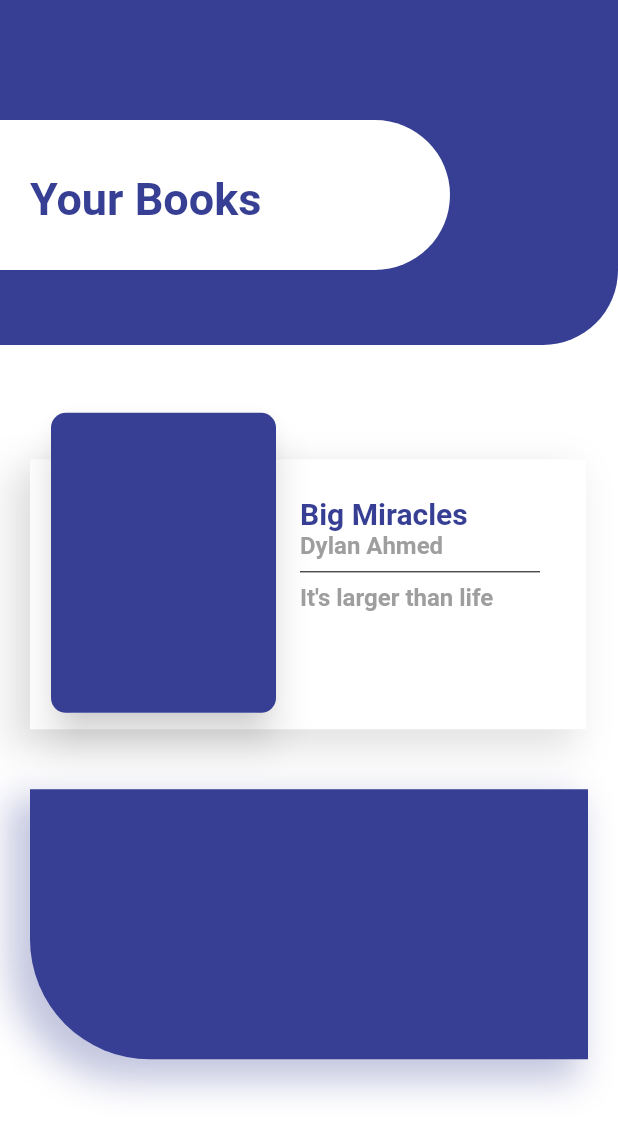
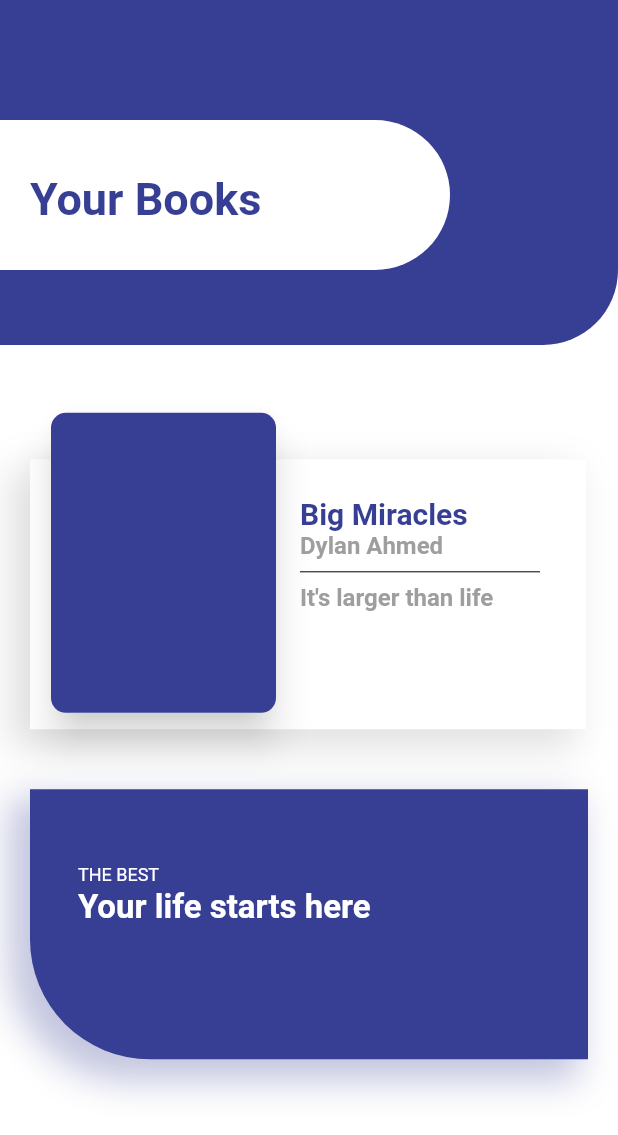
Before and after one commit to lucasoliveirasouza/card-ui, a Flutter app: the screen it shows after launch, on a phone screen of 412 x 824 dp. Shown: the top 1135 px of the screen. Run offline on Flutter 3.47's test engine with Material 2 defaults, Android fonts, the phone set to English and light mode, and no system bars.

Commit message:
Criando componentes

```diff
--- a/lib/components/card_rounded_bottom_left.dart
+++ b/lib/components/card_rounded_bottom_left.dart
@@ -25,6 +25,34 @@ class CardRoundedBottomLeft extends StatelessWidget {
             ),
           ],
         ),
+        padding: EdgeInsets.only(
+          left: 32,
+          top: 50.0,
+          bottom: 50,
+        ),
+        child: Column(
+          crossAxisAlignment: CrossAxisAlignment.start,
+          children: [
+            Text(
+              "THE BEST",
+              style: TextStyle(
+                color: Colors.white,
+                fontSize: 12,
+              ),
+            ),
+            SizedBox(
+              height: 2,
+            ),
+            Text(
+              "Your life starts here",
+              style: TextStyle(
+                color: Colors.white,
+                fontSize: 22,
+                fontWeight: FontWeight.bold,
+              ),
+            ),
+          ],
+        ),
       ),
     );
   }
```
